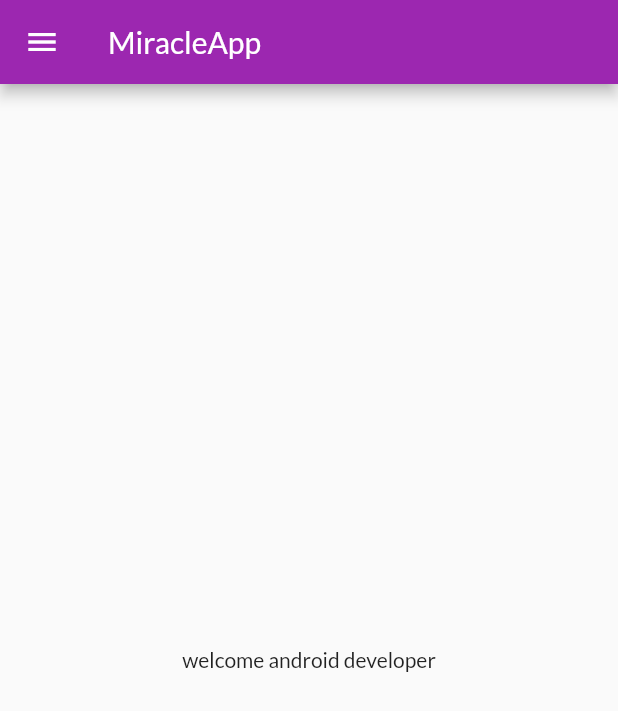
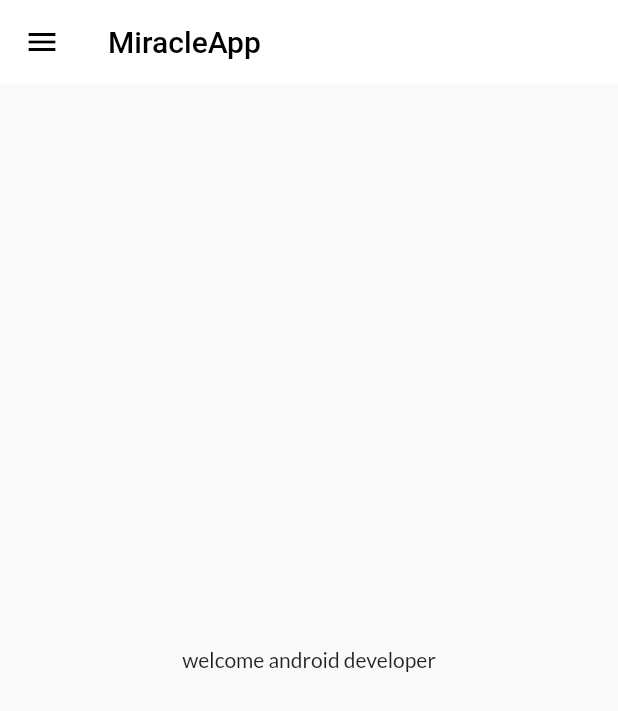
Before and after one commit to SyedAmeenHussaini/flutter_pra, a Flutter app: the Homepage screen opened by its route, on a phone screen of 412 x 824 dp. Shown: the top 711 px of the screen. Run offline on Flutter 3.47's test engine with Material 2 defaults, Android fonts, the phone set to English and light mode, and no system bars; our stand-ins replace google_fonts.

Commit message:
theme_extracted

```diff
--- a/lib/pages/Home_page.dart
+++ b/lib/pages/Home_page.dart
@@ -10,7 +10,7 @@ class Homepage extends StatelessWidget {
   Widget build(BuildContext context) {
     return Scaffold(
         appBar: AppBar(
-          title: Text("MiracleApp"),
+          title: Text("MiracleApp",style: TextStyle(color: Colors.black),),
         ),
         body : Center(
       child: Container(child: Text("welcome android developer")
--- /dev/null
+++ b/lib/pages/widegts/theme.dart
@@ -0,0 +1,18 @@
+import 'package:flutter/material.dart';
+import 'package:google_fonts/google_fonts.dart';
+
+class MyTheme {
+  static ThemeData lightTheme(BuildContext context) => ThemeData(
+      primarySwatch: Colors.deepPurple,
+      fontFamily: GoogleFonts.lato().fontFamily,
+      appBarTheme: AppBarTheme(
+        color: Colors.white,
+        elevation: 0.0,
+        iconTheme: IconThemeData(color: Colors.black),
+        textTheme: Theme.of(context).textTheme,
+      ));
+
+  static ThemeData darkTheme(BuildContext context) => ThemeData(
+        brightness: Brightness.dark,
+      );
+}
```
Also changed, not shown: lib/main.dart (+9 -11 lines).
